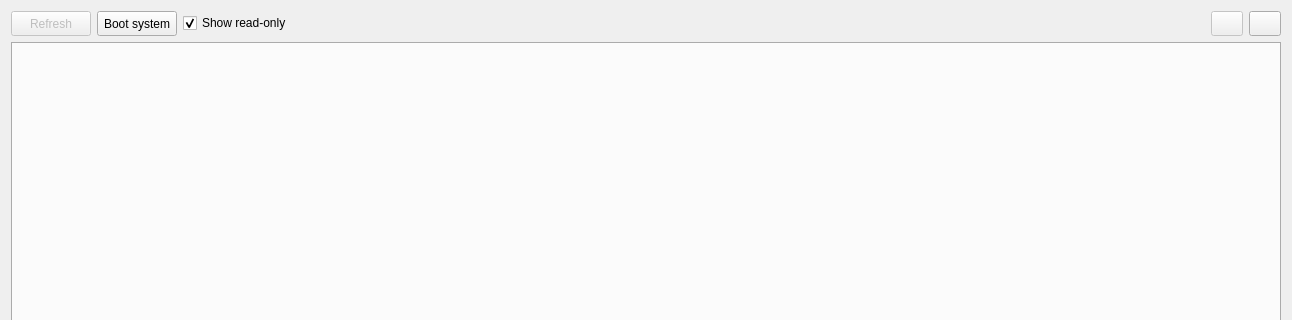
Before: the Qt Designer form gui/form_system_settings.ui in usnistgov/qpx-gamma, drawn with Qt 5; both pictures show x 0 to 1292 and y 0 to 320 of the 1292 by 671 pixel window.
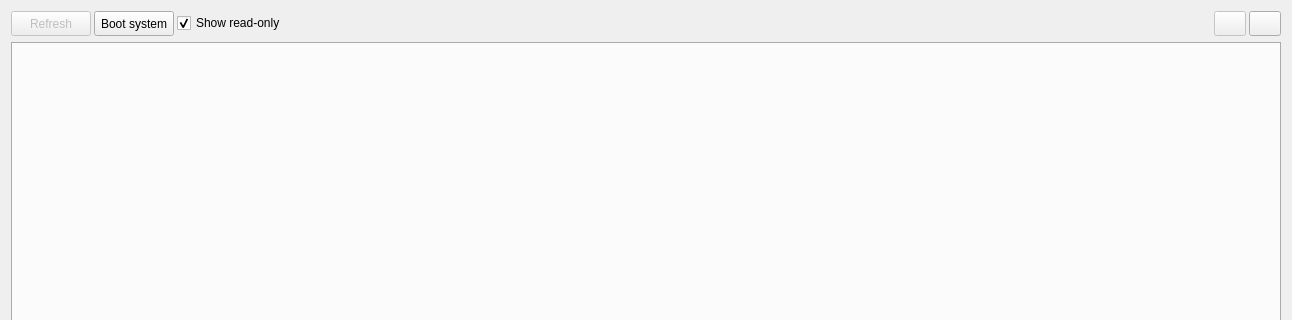
After: the same form once the commit is applied. Icons and pictures are not drawn.

Patch:
```diff
--- a/gui/form_system_settings.ui
+++ b/gui/form_system_settings.ui
@@ -26,6 +26,9 @@
   <layout class="QGridLayout" name="gridLayout">
    <item row="0" column="0">
     <layout class="QHBoxLayout" name="horizontalLayout_20">
+     <property name="spacing">
+      <number>3</number>
+     </property>
      <item>
       <widget class="QPushButton" name="pushSettingsRefresh">
        <property name="enabled">
```
Left out of the diff: 12 changed lines with no effect on the pictures.
